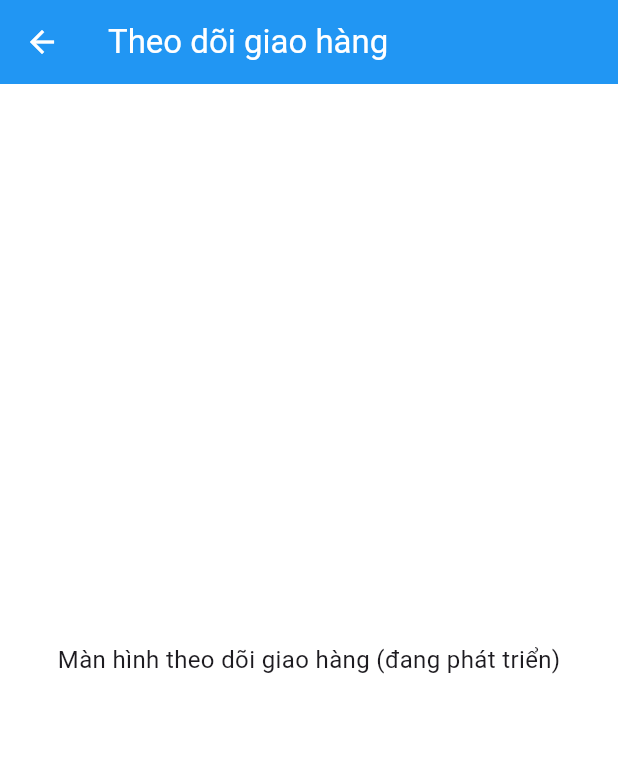
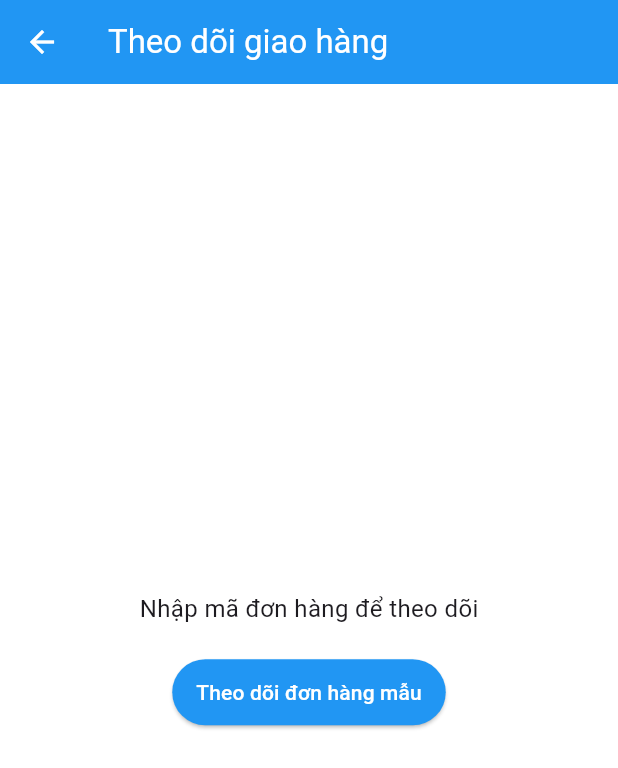
Before and after one commit to nt-nam/do-an-flutter, a Flutter app: the DeliveryTrackingScreen screen opened directly, on a phone screen of 412 x 824 dp. Shown: the top 768 px of the screen. Run offline on Flutter 3.47's test engine with Material 3 defaults, Android fonts, the light colour scheme and no system bars; our stand-ins replace flutter_bloc, get_it.

Commit message:
Theo dõi giao hàng (Delivery)

```diff
--- a/lib/blocs/delivery_bloc.dart
+++ b/lib/blocs/delivery_bloc.dart
@@ -0,0 +1,87 @@
+// lib/blocs/delivery_bloc.dart
+import 'package:flutter_bloc/flutter_bloc.dart';
+import '../models/delivery_model.dart';
+
+abstract class DeliveryEvent {}
+class TrackDeliveryEvent extends DeliveryEvent {
+  final int orderId;
+  TrackDeliveryEvent(this.orderId);
+}
+class UpdateDeliveryStatusEvent extends DeliveryEvent {
+  final int orderId;
+  final String newStatus;
+  UpdateDeliveryStatusEvent(this.orderId, this.newStatus);
+}
+
+abstract class DeliveryState {}
+class DeliveryInitial extends DeliveryState {}
+class DeliveryLoading extends DeliveryState {}
+class DeliveryLoaded extends DeliveryState {
+  final DeliveryModel delivery;
+  DeliveryLoaded(this.delivery);
+}
+class DeliveryError extends DeliveryState {
+  final String message;
+  DeliveryError(this.message);
+}
+
+class DeliveryBloc extends Bloc<DeliveryEvent, DeliveryState> {
+  DeliveryBloc() : super(DeliveryInitial()) {
+    on<TrackDeliveryEvent>(_onTrackDelivery);
+    on<UpdateDeliveryStatusEvent>(_onUpdateDeliveryStatus);
+  }
+
+  Future<void> _onTrackDelivery(TrackDeliveryEvent event, Emitter<DeliveryState> emit) async {
+    emit(DeliveryLoading());
+    try {
+      // Mock: Tạo dữ liệu giả lập
+      await Future.delayed(Duration(seconds: 1)); // Giả lập thời gian chờ
+      final delivery = DeliveryModel(
+        orderId: event.orderId,
+        status: 'preparing', // Trạng thái ban đầu
+        updatedAt: DateTime.now(),
+        location: 'Kho Hà Nội',
+      );
+      emit(DeliveryLoaded(delivery));
+
+      // Khi dùng API thật (PHP):
+      // final response = await http.get(Uri.parse('http://your-php-server/delivery/track.php?MaDH=${event.orderId}'));
+      // if (response.statusCode == 200) {
+      //   final json = jsonDecode(response.body);
+      //   emit(DeliveryLoaded(DeliveryModel.fromJson(json)));
+      // } else {
+      //   throw Exception('Không thể theo dõi giao hàng');
+      // }
+    } catch (e) {
+      emit(DeliveryError(e.toString()));
+    }
+  }
+
+  Future<void> _onUpdateDeliveryStatus(UpdateDeliveryStatusEvent event, Emitter<DeliveryState> emit) async {
+    emit(DeliveryLoading());
+    try {
+      // Mock: Cập nhật trạng thái
+      await Future.delayed(Duration(seconds: 1)); // Giả lập thời gian chờ
+      final delivery = DeliveryModel(
+        orderId: event.orderId,
+        status: event.newStatus,
+        updatedAt: DateTime.now(),
+        location: event.newStatus == 'shipping' ? 'Đường Láng' : 'Đã đến nơi',
+      );
+      emit(DeliveryLoaded(delivery));
+
+      // Khi dùng API thật (PHP):
+      // final response = await http.post(
+      //   Uri.parse('http://your-php-server/delivery/update.php'),
+      //   body: jsonEncode({'MaDH': event.orderId, 'TrangThai': event.newStatus}),
+      // );
+      // if (response.statusCode == 200) {
+      //   emit(DeliveryLoaded(DeliveryModel.fromJson(jsonDecode(response.body))));
+      // } else {
+      //   throw Exception('Không thể cập nhật trạng thái');
+      // }
+    } catch (e) {
+      emit(DeliveryError(e.toString()));
+    }
+  }
+}
--- a/lib/dependencies.dart
+++ b/lib/dependencies.dart
@@ -21,7 +21,7 @@ Future<void> init() async {
   sl.registerFactory(() => OrderBloc());
   // sl.registerFactory(() => ReviewBloc());
   // sl.registerFactory(() => NotificationBloc());
-  // sl.registerFactory(() => DeliveryBloc());
+  sl.registerFactory(() => DeliveryBloc());
   // sl.registerFactory(() => InventoryBloc());
   // sl.registerFactory(() => PromotionBloc());
 }
--- a/lib/main.dart
+++ b/lib/main.dart
@@ -30,7 +30,7 @@ class MyApp extends StatelessWidget {
         BlocProvider(create: (_) => di.sl<OrderBloc>()),
         // BlocProvider(create: (_) => di.sl<ReviewBloc>()),
         // BlocProvider(create: (_) => di.sl<NotificationBloc>()),
-        // BlocProvider(create: (_) => di.sl<DeliveryBloc>()),
+        BlocProvider(create: (_) => di.sl<DeliveryBloc>()),
         // BlocProvider(create: (_) => di.sl<InventoryBloc>()),
         // BlocProvider(create: (_) => di.sl<PromotionBloc>()),
       ],
--- a/lib/models/delivery_model.dart
+++ b/lib/models/delivery_model.dart
@@ -0,0 +1,36 @@
+// lib/models/delivery_model.dart
+import 'package:flutter/foundation.dart';
+
+class DeliveryModel {
+  final int orderId; // Mã đơn hàng (MaDH)
+  final String status; // Trạng thái: preparing, shipping, delivered
+  final DateTime? updatedAt; // Thời gian cập nhật trạng thái
+  final String? location; // Vị trí hiện tại (mock)
+
+  DeliveryModel({
+    required this.orderId,
+    required this.status,
+    this.updatedAt,
+    this.location,
+  });
+
+  // Tạo từ JSON (khi dùng API)
+  factory DeliveryModel.fromJson(Map<String, dynamic> json) {
+    return DeliveryModel(
+      orderId: json['MaDH'],
+      status: json['TrangThai'],
+      updatedAt: json['ThoiGianCapNhat'] != null ? DateTime.parse(json['ThoiGianCapNhat']) : null,
+      location: json['ViTri'],
+    );
+  }
+
+  // Chuyển thành JSON (khi gửi lên API)
+  Map<String, dynamic> toJson() {
+    return {
+      'MaDH': orderId,
+      'TrangThai': status,
+      'ThoiGianCapNhat': updatedAt?.toIso8601String(),
+      'ViTri': location,
+    };
+  }
+}
--- a/lib/screens/delivery_tracking_screen.dart
+++ b/lib/screens/delivery_tracking_screen.dart
@@ -1,15 +1,70 @@
 // lib/screens/delivery_tracking_screen.dart
 import 'package:flutter/material.dart';
+import 'package:flutter_bloc/flutter_bloc.dart';
+import '../blocs/delivery_bloc.dart';
 
 class DeliveryTrackingScreen extends StatelessWidget {
+  final int? orderId;
+
+  const DeliveryTrackingScreen({this.orderId, Key? key}) : super(key: key);
+
   @override
   Widget build(BuildContext context) {
+    if (orderId != null) {
+      context.read<DeliveryBloc>().add(TrackDeliveryEvent(orderId!));
+    }
+
     return Scaffold(
-      appBar: AppBar(
-        title: Text('Theo dõi giao hàng'),
-      ),
-      body: Center(
-        child: Text('Màn hình theo dõi giao hàng (đang phát triển)'),
+      appBar: AppBar(title: Text('Theo dõi giao hàng')),
+      body: BlocBuilder<DeliveryBloc, DeliveryState>(
+        builder: (context, state) {
+          if (state is DeliveryLoading) {
+            return Center(child: CircularProgressIndicator());
+          }
+          if (state is DeliveryLoaded) {
+            final delivery = state.delivery;
+            return Padding(
+              padding: EdgeInsets.all(16),
+              child: Column(
+                crossAxisAlignment: CrossAxisAlignment.start,
+                children: [
+                  Text('Đơn hàng #${delivery.orderId}', style: TextStyle(fontSize: 20, fontWeight: FontWeight.bold)),
+                  SizedBox(height: 16),
+                  Text('Trạng thái: ${delivery.status}', style: TextStyle(fontSize: 18)),
+                  Text('Cập nhật lúc: ${delivery.updatedAt?.toString().substring(0, 16) ?? 'Chưa cập nhật'}'),
+                  Text('Vị trí: ${delivery.location ?? 'Không xác định'}'),
+                  SizedBox(height: 20),
+                  if (delivery.status != 'delivered')
+                    ElevatedButton(
+                      onPressed: () {
+                        final newStatus = delivery.status == 'preparing' ? 'shipping' : 'delivered';
+                        context.read<DeliveryBloc>().add(UpdateDeliveryStatusEvent(delivery.orderId, newStatus));
+                      },
+                      child: Text(delivery.status == 'preparing' ? 'Bắt đầu giao' : 'Hoàn tất giao hàng'),
+                    ),
+                ],
+              ),
+            );
+          }
+          if (state is DeliveryError) {
+            return Center(child: Text(state.message));
+          }
+          return Center(
+            child: Column(
+              mainAxisAlignment: MainAxisAlignment.center,
+              children: [
+                Text('Nhập mã đơn hàng để theo dõi'),
+                SizedBox(height: 20),
+                ElevatedButton(
+                  onPressed: () {
+                    context.read<DeliveryBloc>().add(TrackDeliveryEvent(1));
+                  },
+                  child: Text('Theo dõi đơn hàng mẫu'),
+                ),
+              ],
+            ),
+          );
+        },
       ),
     );
   }
--- a/lib/screens/home_screen.dart
+++ b/lib/screens/home_screen.dart
@@ -26,6 +26,10 @@ class HomeScreen extends StatelessWidget {
             onPressed: () => Navigator.pushNamed(context, '/orders'),
             tooltip: 'Đơn hàng',
           ),
+          IconButton(
+            icon: Icon(Icons.local_shipping),
+            onPressed: () => Navigator.pushNamed(context, '/delivery', arguments: 1), // Mock orderId
+          ),
         ],
       ),
       body: BlocBuilder<ProductBloc, ProductState>(
--- a/lib/screens/order_screen.dart
+++ b/lib/screens/order_screen.dart
@@ -33,6 +33,7 @@ class OrderScreen extends StatelessWidget {
                     trailing: Text(order.createdAt.toString().substring(0, 10)),
                     onTap: () {
                       // Có thể thêm chi tiết đơn hàng sau
+                      Navigator.pushNamed(context, '/delivery', arguments: order.id);
                     },
                   );
                 },
```
Also changed, not shown: lib/routes.dart (+5 -3 lines).
